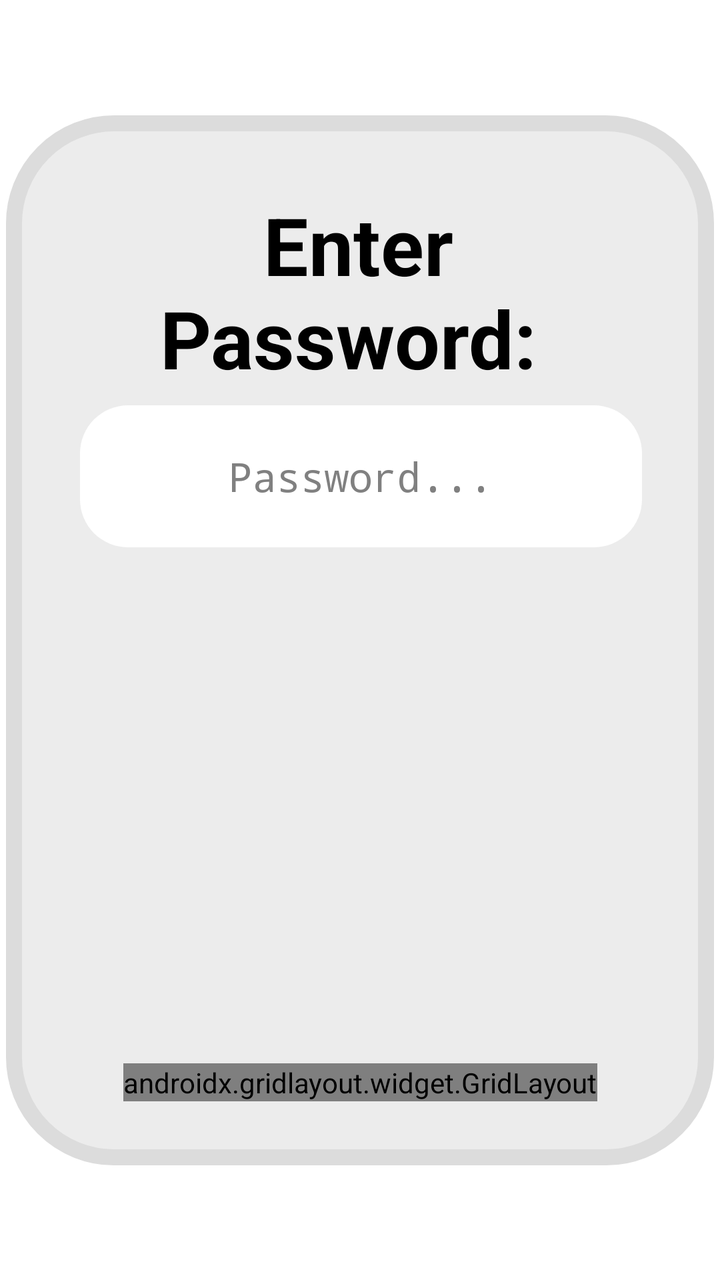
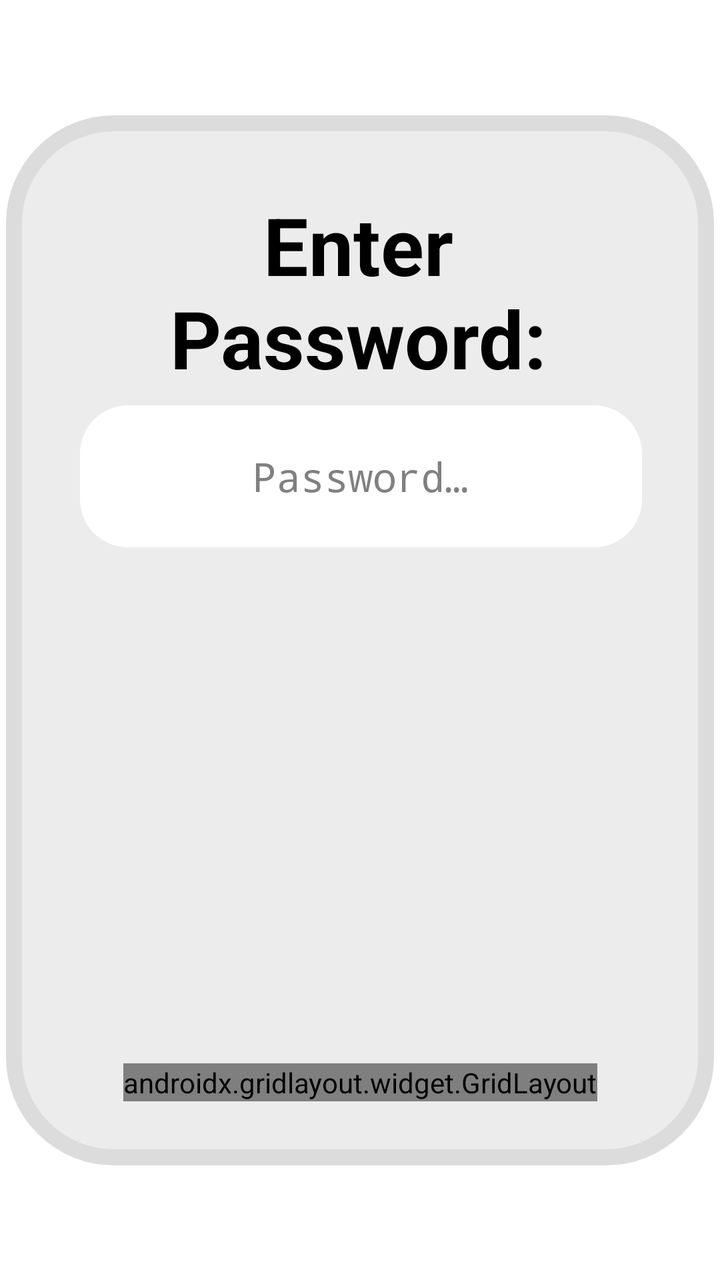

Screens rendered from an Android XML layout before and after an edit, with the pre-edit source and the edit as a unified diff.
<!-- AndroidManifest.xml: application theme AppTheme -->
<!-- res/layout/password_alert_dialogue.xml -->
<?xml version="1.0" encoding="utf-8"?>
<androidx.constraintlayout.widget.ConstraintLayout xmlns:android="http://schemas.android.com/apk/res/android"
    xmlns:app="http://schemas.android.com/apk/res-auto"
    xmlns:tools="http://schemas.android.com/tools"
    android:id="@+id/passwordAlertCL"
    android:layout_width="match_parent"
    android:layout_height="match_parent">

    <androidx.constraintlayout.widget.ConstraintLayout
        android:id="@+id/passwordAlertDialogueCL"
        android:layout_width="354dp"
        android:layout_height="525dp"
        android:background="@drawable/alert_background"
        app:layout_constraintBottom_toBottomOf="parent"
        app:layout_constraintEnd_toEndOf="parent"
        app:layout_constraintStart_toStartOf="parent"
        app:layout_constraintTop_toTopOf="parent">

        <TextView
            android:id="@+id/passwordAlertTitleTV"
            android:layout_width="290dp"
            android:layout_height="109dp"
            android:layout_marginTop="28dp"
            android:gravity="center"
            android:paddingTop="10dp"
            android:text="Enter Password: "
            android:textColor="@color/black"
            android:textSize="40sp"
            android:textStyle="bold"
            android:visibility="visible"
            app:layout_constraintEnd_toEndOf="parent"
            app:layout_constraintHorizontal_bias="0.484"
            app:layout_constraintStart_toStartOf="parent"
            app:layout_constraintTop_toTopOf="@+id/passwordAlertDialogueCL" />


        <EditText
            android:id="@+id/passwordAlertET"
            android:layout_width="281dp"
            android:layout_height="71dp"
            android:layout_marginTop="8dp"
            android:background="@drawable/edittext_background"
            android:ems="10"
            android:enabled="false"
            android:gravity="center"
            android:hint="Password..."
            android:inputType="numberPassword"
            android:maxLength="4"
            android:padding="10dp"
            android:textColor="@color/black"
            android:textSize="20sp"
            android:visibility="visible"
            app:layout_constraintEnd_toEndOf="parent"
            app:layout_constraintHorizontal_bias="0.506"
            app:layout_constraintStart_toStartOf="parent"
            app:layout_constraintTop_toBottomOf="@+id/passwordAlertTitleTV" />

        <androidx.gridlayout.widget.GridLayout
            android:id="@+id/passwordAlertGL"
            android:layout_width="wrap_content"
            android:layout_height="wrap_content"
            android:layout_centerInParent="true"
            android:layout_marginBottom="32dp"
            android:visibility="visible"
            app:columnCount="3"
            app:layout_constraintBottom_toBottomOf="parent"
            app:layout_constraintEnd_toEndOf="parent"
            app:layout_constraintStart_toStartOf="parent"
            app:orientation="horizontal"
            app:rowCount="4">

            <Button
                android:id="@+id/passwordAlertOneB"
                android:layout_width="wrap_content"
                android:layout_height="wrap_content"
                android:layout_margin="4dp"
                android:text="1"
                android:textColor="@color/black"
                android:textSize="30sp"
                android:theme="@style/AppButtonTheme" />

            <Button
                android:id="@+id/passwordAlertTwoB"
                android:layout_width="wrap_content"
                android:layout_height="wrap_content"
                android:layout_margin="4dp"
                android:text="2"
                android:textColor="@color/black"
                android:textSize="30sp"
                android:theme="@style/AppButtonTheme" />

            <Button
                android:id="@+id/passwordAlertThreeB"
                android:layout_width="wrap_content"
                android:layout_height="wrap_content"
                android:layout_margin="4dp"
                android:text="3"
                android:textColor="@color/black"
                android:textSize="30sp"
                android:theme="@style/AppButtonTheme" />

            <Button
                android:id="@+id/passwordAlertFourB"
                android:layout_width="wrap_content"
                android:layout_height="wrap_content"
                android:layout_margin="4dp"
                android:text="4"
                android:textColor="@color/black"
                android:textSize="30sp"
                android:theme="@style/AppButtonTheme" />

            <Button
                android:id="@+id/passwordAlertFiveB"
                android:layout_width="wrap_content"
                android:layout_height="wrap_content"
                android:layout_margin="4dp"
                android:text="5"
                android:textColor="@color/black"
                android:textSize="30sp"
                android:theme="@style/AppButtonTheme" />

            <Button
                android:id="@+id/passwordAlertSixB"
                android:layout_width="wrap_content"
                android:layout_height="wrap_content"
                android:layout_margin="4dp"
                android:text="6"
                android:textColor="@color/black"
                android:textSize="30sp"
                android:theme="@style/AppButtonTheme" />

            <Button
                android:id="@+id/passwordAlertSevenB"
                android:layout_width="wrap_content"
                android:layout_height="wrap_content"
                android:layout_margin="4dp"
                android:text="7"
                android:textColor="@color/black"
                android:textSize="30sp"
                android:theme="@style/AppButtonTheme" />

            <Button
                android:id="@+id/passwordAlertEightB"
                android:layout_width="wrap_content"
                android:layout_height="wrap_content"
                android:layout_margin="4dp"
                android:text="8"
                android:textColor="@color/black"
                android:textSize="30sp"
                android:theme="@style/AppButtonTheme" />

            <Button
                android:id="@+id/passwordAlertNineB"
                android:layout_width="wrap_content"
                android:layout_height="wrap_content"
                android:layout_margin="4dp"
                android:text="9"
                android:textColor="@color/black"
                android:textSize="30sp"
                android:theme="@style/AppButtonTheme" />

            <Button
                android:id="@+id/passwordAlertDeleteB"
                android:layout_width="wrap_content"
                android:layout_height="wrap_content"
                android:layout_margin="4dp"
                android:text="X"
                android:textColor="@color/black"
                android:textSize="30sp"
                android:theme="@style/AppButtonTheme" />

            <Button
                android:id="@+id/passwordAlertZeroB"
                android:layout_width="wrap_content"
                android:layout_height="wrap_content"
                android:layout_margin="4dp"
                android:text="0"
                android:textColor="@color/black"
                android:textSize="30sp"
                android:theme="@style/AppButtonTheme" />

            <Button
                android:id="@+id/passwordAlertEnterB"
                android:layout_width="wrap_content"
                android:layout_height="wrap_content"
                android:layout_margin="4dp"
                android:text=">"
                android:textColor="@color/black"
                android:textSize="30sp"
                android:theme="@style/AppButtonTheme" />

        </androidx.gridlayout.widget.GridLayout>
    </androidx.constraintlayout.widget.ConstraintLayout>


</androidx.constraintlayout.widget.ConstraintLayout>
<!-- resources referenced by this layout -->
<resources>
  <color name="black">#FF000000</color>
  <!-- drawable alert_background (drawable) -->
  <?xml version="1.0" encoding="UTF-8"?>
  <shape xmlns:android="http://schemas.android.com/apk/res/android">
      <stroke
          android:width="8dp"
          android:color="#dcdcdc" />
      <corners android:radius="50dp" />
      <solid android:color="#ececec" />
  </shape>
  <!-- drawable edittext_background (drawable) -->
  <?xml version="1.0" encoding="utf-8"?>
  <shape xmlns:android="http://schemas.android.com/apk/res/android">
      <solid android:color="#FFFFFF"/>
      <corners android:radius="24dp"/>
  </shape>
  <style name="AppButtonTheme" parent="Widget.AppCompat.Button.Colored">
      <item name="colorButtonNormal">#1A73E8</item>
      <item name="android:textAllCaps">false</item>
    </style>
  <style name="AppTheme" parent="AppBaseTheme">
      
    </style>
  <style name="AppBaseTheme" parent="android:Theme.Light">
      
    </style>
</resources>

<!-- the commit's change to res/layout/password_alert_dialogue.xml (unified diff, before → after) -->
@@ -23,7 +23,7 @@
             android:layout_marginTop="28dp"
             android:gravity="center"
             android:paddingTop="10dp"
-            android:text="Enter Password: "
+            android:text="@string/password_alert_title"
             android:textColor="@color/black"
             android:textSize="40sp"
             android:textStyle="bold"
@@ -43,7 +43,7 @@
             android:ems="10"
             android:enabled="false"
             android:gravity="center"
-            android:hint="Password..."
+            android:hint="@string/password_alert_hint"
             android:inputType="numberPassword"
             android:maxLength="4"
             android:padding="10dp"
@@ -74,7 +74,7 @@
                 android:layout_width="wrap_content"
                 android:layout_height="wrap_content"
                 android:layout_margin="4dp"
-                android:text="1"
+                android:text="@string/password_alert_one_button"
                 android:textColor="@color/black"
                 android:textSize="30sp"
                 android:theme="@style/AppButtonTheme" />
@@ -84,7 +84,7 @@
                 android:layout_width="wrap_content"
                 android:layout_height="wrap_content"
                 android:layout_margin="4dp"
-                android:text="2"
+                android:text="@string/password_alert_two_button"
                 android:textColor="@color/black"
                 android:textSize="30sp"
                 android:theme="@style/AppButtonTheme" />
@@ -94,7 +94,7 @@
                 android:layout_width="wrap_content"
                 android:layout_height="wrap_content"
                 android:layout_margin="4dp"
-                android:text="3"
+                android:text="@string/password_alert_three_button"
                 android:textColor="@color/black"
                 android:textSize="30sp"
                 android:theme="@style/AppButtonTheme" />
@@ -104,7 +104,7 @@
                 android:layout_width="wrap_content"
                 android:layout_height="wrap_content"
                 android:layout_margin="4dp"
-                android:text="4"
+                android:text="@string/password_alert_four_button"
                 android:textColor="@color/black"
                 android:textSize="30sp"
                 android:theme="@style/AppButtonTheme" />
@@ -114,7 +114,7 @@
                 android:layout_width="wrap_content"
                 android:layout_height="wrap_content"
                 android:layout_margin="4dp"
-                android:text="5"
+                android:text="@string/password_alert_five_button"
                 android:textColor="@color/black"
                 android:textSize="30sp"
                 android:theme="@style/AppButtonTheme" />
@@ -124,7 +124,7 @@
                 android:layout_width="wrap_content"
                 android:layout_height="wrap_content"
                 android:layout_margin="4dp"
-                android:text="6"
+                android:text="@string/password_alert_six_button"
                 android:textColor="@color/black"
                 android:textSize="30sp"
                 android:theme="@style/AppButtonTheme" />
@@ -134,7 +134,7 @@
                 android:layout_width="wrap_content"
                 android:layout_height="wrap_content"
                 android:layout_margin="4dp"
-                android:text="7"
+                android:text="@string/password_alert_seven_button"
                 android:textColor="@color/black"
                 android:textSize="30sp"
                 android:theme="@style/AppButtonTheme" />
@@ -144,7 +144,7 @@
                 android:layout_width="wrap_content"
                 android:layout_height="wrap_content"
                 android:layout_margin="4dp"
-                android:text="8"
+                android:text="@string/password_alert_eight_button"
                 android:textColor="@color/black"
                 android:textSize="30sp"
                 android:theme="@style/AppButtonTheme" />
@@ -154,7 +154,7 @@
                 android:layout_width="wrap_content"
                 android:layout_height="wrap_content"
                 android:layout_margin="4dp"
-                android:text="9"
+                android:text="@string/password_alert_nine_button"
                 android:textColor="@color/black"
                 android:textSize="30sp"
                 android:theme="@style/AppButtonTheme" />
@@ -164,7 +164,7 @@
                 android:layout_width="wrap_content"
                 android:layout_height="wrap_content"
                 android:layout_margin="4dp"
-                android:text="X"
+                android:text="@string/password_alert_back_button"
                 android:textColor="@color/black"
                 android:textSize="30sp"
                 android:theme="@style/AppButtonTheme" />
@@ -174,7 +174,7 @@
                 android:layout_width="wrap_content"
                 android:layout_height="wrap_content"
                 android:layout_margin="4dp"
-                android:text="0"
+                android:text="@string/password_alert_zero_button"
                 android:textColor="@color/black"
                 android:textSize="30sp"
                 android:theme="@style/AppButtonTheme" />
@@ -184,7 +184,7 @@
                 android:layout_width="wrap_content"
                 android:layout_height="wrap_content"
                 android:layout_margin="4dp"
-                android:text=">"
+                android:text="@string/password_alert_enter_button"
                 android:textColor="@color/black"
                 android:textSize="30sp"
                 android:theme="@style/AppButtonTheme" />
<!-- resource entries referenced after the edit -->
@@ -16,6 +16,20 @@
       <solid android:color="#FFFFFF"/>
       <corners android:radius="24dp"/>
   </shape>
+  <string name="password_alert_back_button">X</string>
+  <string name="password_alert_eight_button">8</string>
+  <string name="password_alert_enter_button">&gt;</string>
+  <string name="password_alert_five_button">5</string>
+  <string name="password_alert_four_button">4</string>
+  <string name="password_alert_hint">Password…</string>
+  <string name="password_alert_nine_button">9</string>
+  <string name="password_alert_one_button">1</string>
+  <string name="password_alert_seven_button">7</string>
+  <string name="password_alert_six_button">6</string>
+  <string name="password_alert_three_button">3</string>
+  <string name="password_alert_title">Enter Password:</string>
+  <string name="password_alert_two_button">2</string>
+  <string name="password_alert_zero_button">0</string>
   <style name="AppButtonTheme" parent="Widget.AppCompat.Button.Colored">
       <item name="colorButtonNormal">#1A73E8</item>
       <item name="android:textAllCaps">false</item>
